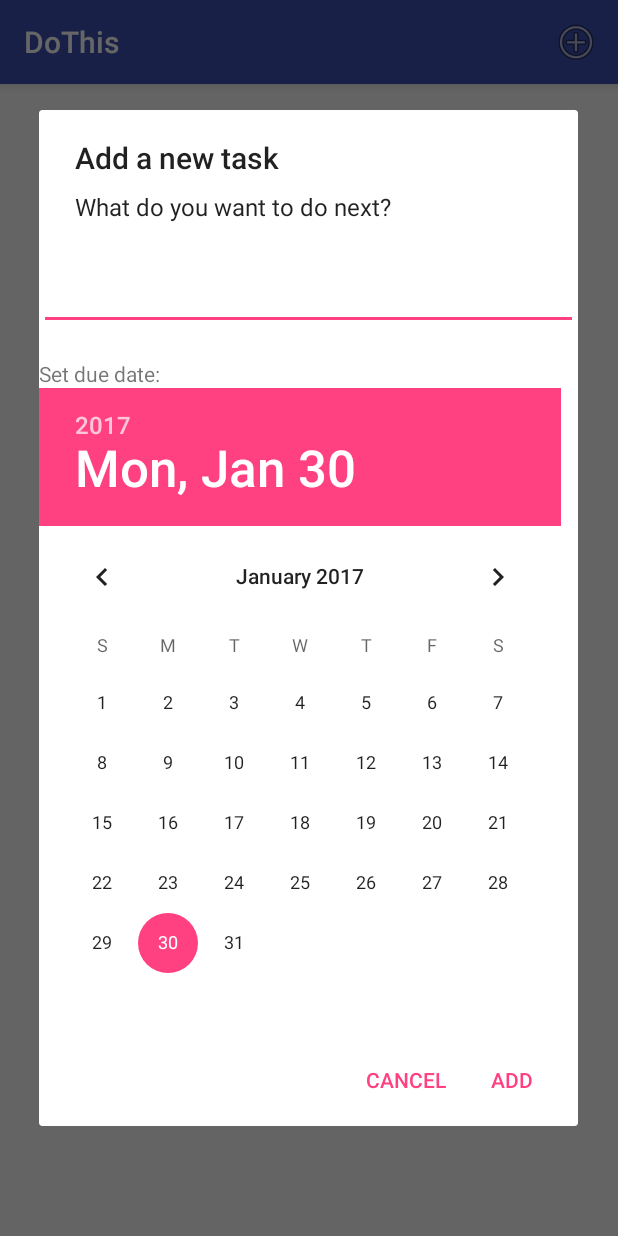
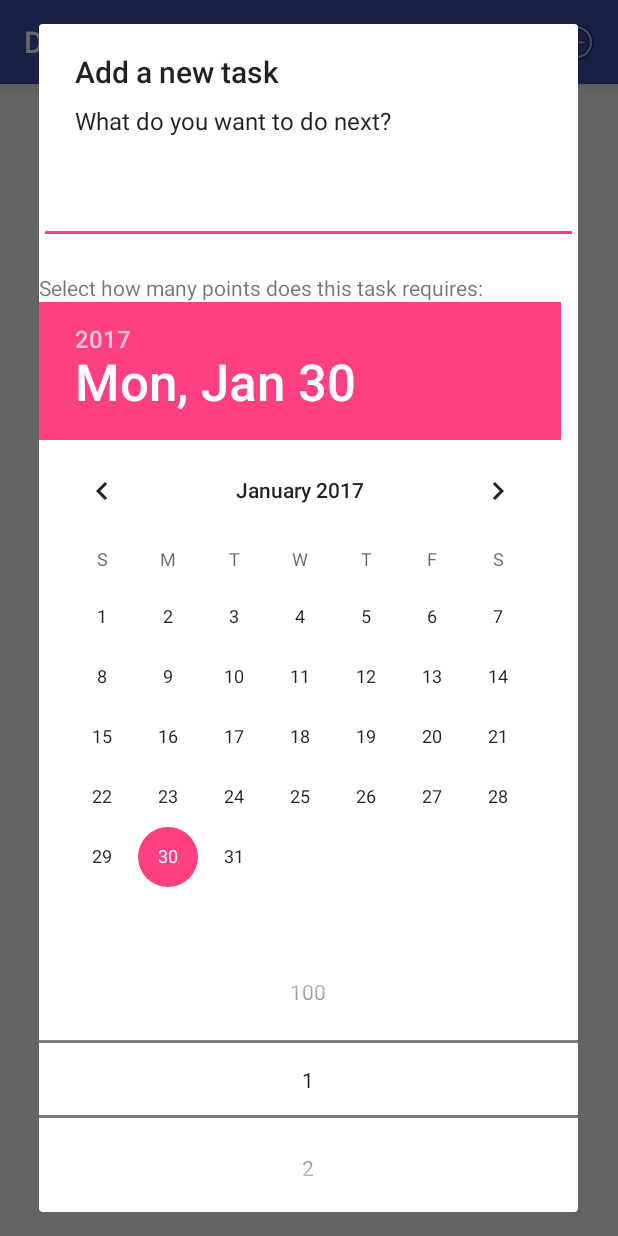
Before and after one commit to AdrianAnghel/DoThis, an Android app: the screen it shows after launch (MainActivity), after a tap on "Add Task", on a phone screen of 412 x 824 dp. Run offline under Robolectric (Android 15) with nearby library versions, the phone set to English and light mode, and no system bars.

Commit message:
Creating a NUMBER PICKER

```diff
--- a/app/src/main/java/com/example/dothis/dothis/MainActivity.java
+++ b/app/src/main/java/com/example/dothis/dothis/MainActivity.java
@@ -16,12 +16,15 @@ import android.widget.DatePicker;
 import android.widget.EditText;
 import android.widget.LinearLayout;
 import android.widget.ListView;
+import android.widget.NumberPicker;
 import android.widget.TextView;
 
 import com.example.dothis.dothis.Adapter.TaskInformationAdapter;
 import com.example.dothis.dothis.BaseClases.TaskInformations;
 import com.example.dothis.dothis.db.TaskContract;
 import com.example.dothis.dothis.db.TaskDbHelper;
+
+import org.w3c.dom.Text;
 
 import java.util.ArrayList;
 import java.util.Calendar;
@@ -65,9 +68,16 @@ public class MainActivity extends AppCompatActivity {
                 final EditText taskEditText = new EditText(this);
                 final TextView chooseDate = new TextView(this);
                 chooseDate.setText("Set due date:");
+
+                //final Text setNumberPoints = new Text(this);
+                chooseDate.setText("Select how many points does this task requires: ");
+
                 final TextView emptyRow = new TextView(this);
                 emptyRow.setText("");
                 final DatePicker datePicker = new DatePicker(this);
+                final NumberPicker numberPicker = new NumberPicker(this);
+                numberPicker.setMinValue(1);
+                numberPicker.setMaxValue(100);
 
                 LinearLayout layout = new LinearLayout(this);
                 layout.setOrientation(LinearLayout.VERTICAL);
@@ -76,6 +86,7 @@ public class MainActivity extends AppCompatActivity {
                 layout.addView(emptyRow);
                 layout.addView(chooseDate);
                 layout.addView(datePicker);
+                layout.addView(numberPicker);
 
                 AlertDialog dialog = new AlertDialog.Builder(this)
                         .setTitle("Add a new task")
--- a/app/src/main/java/com/example/dothis/dothis/db/TaskContract.java
+++ b/app/src/main/java/com/example/dothis/dothis/db/TaskContract.java
@@ -13,7 +13,8 @@ public class TaskContract {
     public class TaskEntry implements BaseColumns {
         public static final String TABLE = "tasks";
         public static final String COL_TASK_TITLE = "title";
-        //public static final String START_DATE = "start_date";
+        public static final String START_DATE = "start_date";
         public static final String DUE_DATE = "due_date";
+        public static final String POINTS = "points";
     }
 }
--- a/app/src/main/java/com/example/dothis/dothis/db/TaskDbHelper.java
+++ b/app/src/main/java/com/example/dothis/dothis/db/TaskDbHelper.java
@@ -19,8 +19,9 @@ public class TaskDbHelper extends SQLiteOpenHelper {
         String createTable = "CREATE TABLE " + TaskContract.TaskEntry.TABLE + " ( " +
                 TaskContract.TaskEntry._ID + " INTEGER PRIMARY KEY AUTOINCREMENT, " +
                 TaskContract.TaskEntry.COL_TASK_TITLE + " TEXT NOT NULL, " +
-                //TaskContract.TaskEntry.START_DATE + " DATE NOT NULL" +
-                TaskContract.TaskEntry.DUE_DATE + " DATE NOT NULL" +
+                TaskContract.TaskEntry.START_DATE + " DATE DEFAULT (datetime('now','localtime')), " +
+                TaskContract.TaskEntry.DUE_DATE + " DATE NOT NULL, " +
+                TaskContract.TaskEntry.POINTS + " INTEGER " +
                 " );";
 
         db.execSQL(createTable);
```
